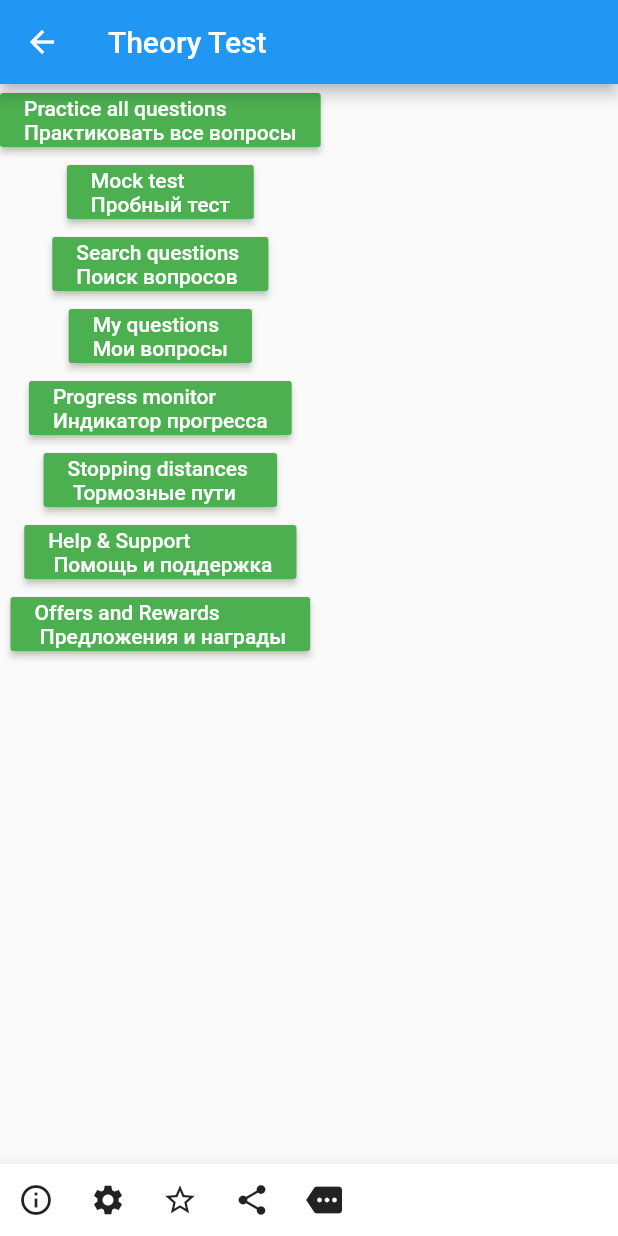
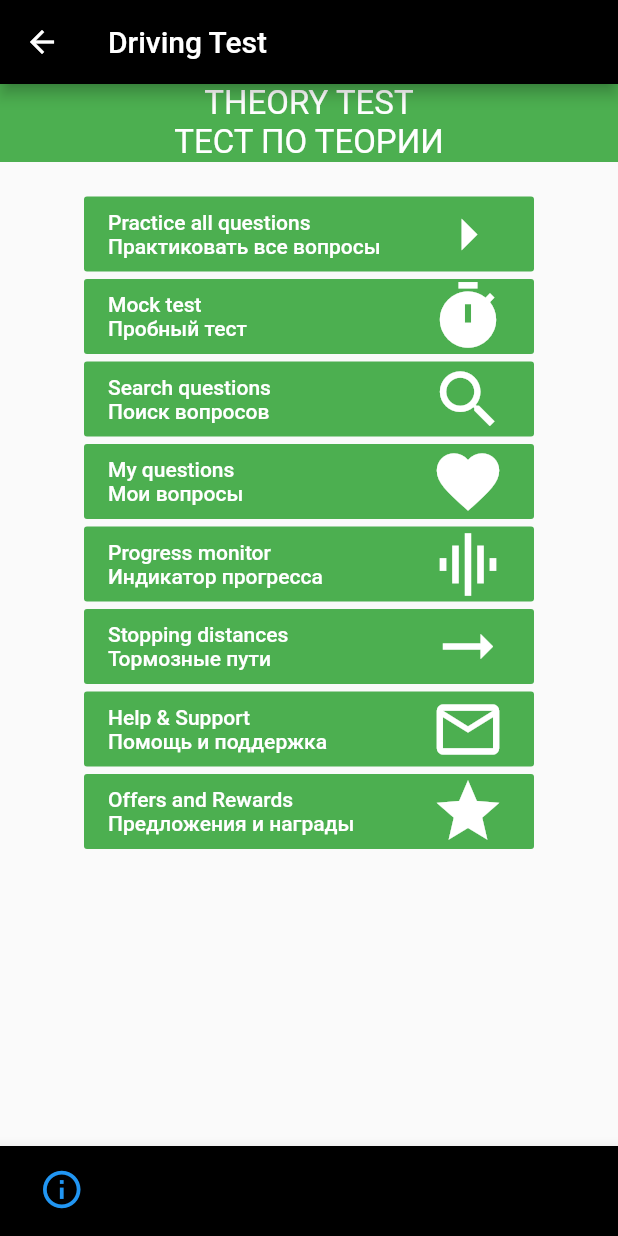
Before and after one commit to Impulseone/DrivingTheoryTest, a Flutter app: the screen it shows after launch, after a tap on "THEORY_TEST", on a phone screen of 412 x 824 dp. Run offline on Flutter 3.47's test engine with Material 2 defaults, Android fonts, the phone set to English and light mode, and no system bars; our stand-ins replace rxdart, sqflite; accounts and stored records are empty.

Commit message:
theory test menu complete

```diff
--- a/dirving_theory_test/lib/main.dart
+++ b/dirving_theory_test/lib/main.dart
@@ -29,7 +29,10 @@
   @override
   Widget build(BuildContext context) {
     return Scaffold(
-      appBar: AppBar(title: Text("Driving Test"), backgroundColor: Colors.black,),
+        appBar: AppBar(
+          title: Text("Driving Test"),
+          backgroundColor: Colors.black,
+        ),
         body: Center(
           child: GridView.count(
             shrinkWrap: true,
@@ -38,33 +41,34 @@
             mainAxisSpacing: 10,
             crossAxisCount: 2,
             children: <Widget>[
-            menuButton(
-                Colors.green, Icons.menu_book, "THEORY_TEST", "ТЕСТ ПО ТЕОРИИ"),
+              menuButton(Colors.green, Icons.menu_book, "THEORY_TEST",
+                  "ТЕСТ ПО ТЕОРИИ"),
               menuButton(Colors.red, Icons.warning_amber_outlined,
                   "HAZARD PERCEPTION", "ВОСПРИЯТИЕ ОПАСНОСТИ"),
               menuButton(Colors.lightBlue, Icons.list_alt, "HIGHWAY CODE",
                   "ПРАВИЛА ДОРОЖНОГО ДВИЖЕНИЯ"),
-            menuButton(
-                Colors.orange, Icons.edit_road, "ROAD SIGNS", "ДОРОЖНЫЕ ЗНАКИ"),
+              menuButton(Colors.orange, Icons.edit_road, "ROAD SIGNS",
+                  "ДОРОЖНЫЕ ЗНАКИ"),
             ],
           ),
         ),
-      bottomNavigationBar: new Theme(
+        bottomNavigationBar: bottomNavigationBar());
+  }
+
+  Widget bottomNavigationBar() {
+    return Theme(
       data: Theme.of(context).copyWith(
-            // sets the background color of the `BottomNavigationBar`
           canvasColor: Colors.black,
-            // sets the active color of the `BottomNavigationBar` if `Brightness` is light
           primaryColor: Colors.white,
           textTheme: Theme.of(context)
               .textTheme
               .copyWith(caption: new TextStyle(color: Colors.white))),
-        // sets the inactive color of the `BottomNavigationBar`
       child: new BottomNavigationBar(
         type: BottomNavigationBarType.fixed,
         currentIndex: 0,
         showSelectedLabels: false,
         showUnselectedLabels: false,
-          onTap: (tappedIcon){
+        onTap: (tappedIcon) {
           print(tappedIcon);
         },
         items: [
@@ -94,7 +98,6 @@
             label: "",
           )
         ],
-        ),
       ),
     );
   }
--- a/dirving_theory_test/lib/view/theory_test_page.dart
+++ b/dirving_theory_test/lib/view/theory_test_page.dart
@@ -10,111 +10,123 @@
   @override
   Widget build(BuildContext context) {
     return Scaffold(
-      appBar: AppBar(title: Text("Theory Test")),
+      appBar: AppBar(
+        title: Text("Driving Test"),
+        backgroundColor: Colors.black,
+      ),
       body: Column(
         children: [
-          RaisedButton(
+          Container(
+            child: Text(
+              "THEORY TEST\n"
+              "ТЕСТ ПО ТЕОРИИ",
+              style: TextStyle(
+                color: Colors.white,
+                fontSize: 22,
+              ),
+              textAlign: TextAlign.center,
+            ),
             color: Colors.green,
+            width: double.infinity,
+          ),
+          Padding(padding: EdgeInsets.only(top: 18)),
+          button("Practice all questions\nПрактиковать все вопросы",
+              Icons.arrow_right),
+          button("Mock test \nПробный тест", Icons.timer),
+          button("Search questions \nПоиск вопросов", Icons.search),
+          button("My questions\nМои вопросы", Icons.favorite),
+          button("Progress monitor\nИндикатор прогресса", Icons.graphic_eq),
+          button("Stopping distances \nТормозные пути",
+              Icons.arrow_right_alt_outlined),
+          button("Help & Support \nПомощь и поддержка", Icons.mail_outline),
+          button("Offers and Rewards \nПредложения и награды", Icons.star),
+        ],
+      ),
+      bottomNavigationBar: bottomNavigationBar()
+    );
+  }
+
+  Widget button(String text, IconData iconData) {
+    return Padding(
+        padding: EdgeInsets.only(top: 5),
+        child: SizedBox(
+          width: 300.0,
+          child: RaisedButton(
+              elevation: 0,
+              color: Colors.green,
+              child: Row(
+                children: [
+                  Container(
+                    width: 215,
                     child: Text(
-                "Practice all questions\nПрактиковать все вопросы",
+                      text,
                       textAlign: TextAlign.left,
                       style: TextStyle(
                         color: Colors.white,
                         fontSize: 14,
                       ),
                     ),
+                  ),
+                  Icon(iconData, color: Colors.white, size: 50)
+                ],
+              ),
               onPressed: () {
                 Navigator.of(context).push(MaterialPageRoute(
                     builder: (context) => CategoriesToPracticeScreen()));
               }),
-          RaisedButton(
-            color: Colors.green,
-            child: Text("Mock test \nПробный тест",
-                textAlign: TextAlign.left,
-                style: TextStyle(
-                  color: Colors.white,
-                  fontSize: 14,
-                )),
-            onPressed: () {},
+        ));
+  }
+
+  Widget bottomNavigationBar() {
+    return Theme(
+      data: Theme.of(context).copyWith(
+          canvasColor: Colors.black,
+          primaryColor: Colors.white,
+          textTheme: Theme.of(context)
+              .textTheme
+              .copyWith(caption: new TextStyle(color: Colors.white))),
+      child: new BottomNavigationBar(
+        type: BottomNavigationBarType.fixed,
+        currentIndex: 0,
+        showSelectedLabels: false,
+        showUnselectedLabels: false,
+        onTap: (tappedIcon) {
+          print(tappedIcon);
+        },
+        items: [
+          new BottomNavigationBarItem(
+            icon: new Icon(
+              Icons.info_outline,
+              size: 30,
             ),
-          RaisedButton(
-              color: Colors.green,
-              child: Text(
-                "Search questions \nПоиск вопросов",
-                textAlign: TextAlign.left,
-                style: TextStyle(
-                  color: Colors.white,
-                  fontSize: 14,
+            label: "",
           ),
+          new BottomNavigationBarItem(
+            icon: new Icon(
+              Icons.settings,
+              size: 30,
             ),
-              onPressed: () {}),
-          RaisedButton(
-              color: Colors.green,
-              child: Text(
-                "My questions\nМои вопросы",
-                textAlign: TextAlign.left,
-                style: TextStyle(
-                  color: Colors.white,
-                  fontSize: 14,
+            label: "",
           ),
+          new BottomNavigationBarItem(
+            icon: new Icon(
+              Icons.star_border,
+              size: 30,
             ),
-              onPressed: () {}),
-          RaisedButton(
-              color: Colors.green,
-              child: Text(
-                "Progress monitor\nИндикатор прогресса",
-                textAlign: TextAlign.left,
-                style: TextStyle(
-                  color: Colors.white,
-                  fontSize: 14,
+            label: "",
           ),
+          new BottomNavigationBarItem(
+            icon: new Icon(
+              Icons.share,
+              size: 30,
             ),
-              onPressed: () {}),
-          RaisedButton(
-              color: Colors.green,
-              child: Text(
-                "Stopping distances \n Тормозные пути",
-                textAlign: TextAlign.left,
-                style: TextStyle(
-                  color: Colors.white,
-                  fontSize: 14,
+            label: "",
           ),
-              ),
-              onPressed: () {}),
-          RaisedButton(
-              color: Colors.green,
-              child: Text(
-                "Help & Support \n Помощь и поддержка",
-                textAlign: TextAlign.left,
-                style: TextStyle(
-                  color: Colors.white,
-                  fontSize: 14,
-                ),
-              ),
-              onPressed: () {}),
-          RaisedButton(
-              color: Colors.green,
-              child: Text(
-                "Offers and Rewards \n Предложения и награды",
-                textAlign: TextAlign.left,
-                style: TextStyle(
-                  color: Colors.white,
-                  fontSize: 14,
-                ),
-              ),
-              onPressed: () {}),
+          new BottomNavigationBarItem(
+            icon: new Icon(Icons.shop, size: 30),
+            label: "",
+          )
         ],
-      ),
-      bottomNavigationBar: BottomAppBar(
-        child: Row(
-          children: [
-            IconButton(icon: Icon(Icons.info_outline), onPressed: (){}),
-            IconButton(icon: Icon(Icons.settings), onPressed: (){}),
-            IconButton(icon: Icon(Icons.star_border), onPressed: (){}),
-            IconButton(icon: Icon(Icons.share), onPressed: (){}),
-            IconButton(icon: Icon(Icons.more), onPressed: (){}),
-          ],
-        ),
       ),
     );
   }
```
Lines whose indentation alone changed are shown as unchanged.
